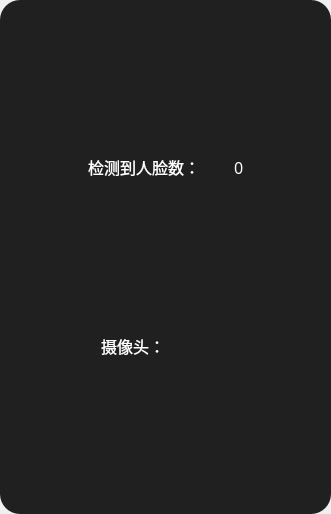
Above: ui_xml/widget_face_area.ui from zzz-muxin/image-editor before the change. Below: the same form after it.
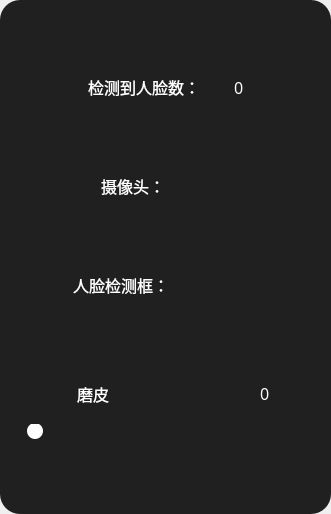
That is the form after the change. Icons and pictures are not drawn.

Commit message: 完成磨皮功能

Diff of the .ui file:
```diff
--- a/ui_xml/widget_face_area.ui
+++ b/ui_xml/widget_face_area.ui
@@ -339,6 +339,210 @@
             </layout>
            </widget>
           </item>
+          <item>
+           <widget class="QWidget" name="widget_face_rect" native="true">
+            <property name="sizePolicy">
+             <sizepolicy hsizetype="Preferred" vsizetype="Fixed">
+              <horstretch>0</horstretch>
+              <verstretch>0</verstretch>
+             </sizepolicy>
+            </property>
+            <layout class="QHBoxLayout" name="horizontalLayout_5">
+             <item>
+              <spacer name="horizontalSpacer_12">
+               <property name="orientation">
+                <enum>Qt::Horizontal</enum>
+               </property>
+               <property name="sizeHint" stdset="0">
+                <size>
+                 <width>40</width>
+                 <height>20</height>
+                </size>
+               </property>
+              </spacer>
+             </item>
+             <item>
+              <widget class="QLabel" name="label_face_rect">
+               <property name="sizePolicy">
+                <sizepolicy hsizetype="Minimum" vsizetype="Minimum">
+                 <horstretch>0</horstretch>
+                 <verstretch>0</verstretch>
+                </sizepolicy>
+               </property>
+               <property name="minimumSize">
+                <size>
+                 <width>120</width>
+                 <height>30</height>
+                </size>
+               </property>
+               <property name="font">
+                <font>
+                 <family>黑体</family>
+                 <pointsize>12</pointsize>
+                 <stylestrategy>PreferAntialias</stylestrategy>
+                 <kerning>true</kerning>
+                </font>
+               </property>
+               <property name="styleSheet">
+                <string notr="true">QLabel{
+	color:rgb(255, 255, 255);
+}</string>
+               </property>
+               <property name="text">
+                <string>人脸检测框：</string>
+               </property>
+              </widget>
+             </item>
+             <item>
+              <widget class="QWidget" name="widget_switch_button_rect" native="true">
+               <property name="minimumSize">
+                <size>
+                 <width>60</width>
+                 <height>30</height>
+                </size>
+               </property>
+               <layout class="QHBoxLayout" name="horizontalLayout_switch_rect">
+                <property name="leftMargin">
+                 <number>0</number>
+                </property>
+                <property name="topMargin">
+                 <number>0</number>
+                </property>
+                <property name="rightMargin">
+                 <number>3</number>
+                </property>
+                <property name="bottomMargin">
+                 <number>0</number>
+                </property>
+               </layout>
+              </widget>
+             </item>
+             <item>
+              <spacer name="horizontalSpacer_13">
+               <property name="orientation">
+                <enum>Qt::Horizontal</enum>
+               </property>
+               <property name="sizeHint" stdset="0">
+                <size>
+                 <width>40</width>
+                 <height>20</height>
+                </size>
+               </property>
+              </spacer>
+             </item>
+            </layout>
+           </widget>
+          </item>
+          <item>
+           <widget class="QWidget" name="widget_skin" native="true">
+            <property name="minimumSize">
+             <size>
+              <width>0</width>
+              <height>88</height>
+             </size>
+            </property>
+            <property name="maximumSize">
+             <size>
+              <width>16777215</width>
+              <height>88</height>
+             </size>
+            </property>
+            <layout class="QVBoxLayout" name="verticalLayout_4">
+             <item>
+              <layout class="QHBoxLayout" name="horizontalLayout_skin" stretch="1,4,1">
+               <item>
+                <widget class="QLabel" name="label_image_skin">
+                 <property name="minimumSize">
+                  <size>
+                   <width>30</width>
+                   <height>30</height>
+                  </size>
+                 </property>
+                 <property name="styleSheet">
+                  <string notr="true">image:url(:/images/icon/skin_smooth.svg)</string>
+                 </property>
+                 <property name="text">
+                  <string/>
+                 </property>
+                </widget>
+               </item>
+               <item>
+                <widget class="QLabel" name="label_text_skin">
+                 <property name="minimumSize">
+                  <size>
+                   <width>90</width>
+                   <height>30</height>
+                  </size>
+                 </property>
+                 <property name="font">
+                  <font>
+                   <family>黑体</family>
+                   <pointsize>12</pointsize>
+                   <weight>50</weight>
+                   <italic>false</italic>
+                   <bold>false</bold>
+                   <stylestrategy>PreferAntialias</stylestrategy>
+                  </font>
+                 </property>
+                 <property name="styleSheet">
+                  <string notr="true">QLabel{
+	color:rgb(255, 255, 255);
+}</string>
+                 </property>
+                 <property name="text">
+                  <string>磨皮</string>
+                 </property>
+                </widget>
+               </item>
+               <item>
+                <widget class="QLabel" name="label_smooth_value">
+                 <property name="minimumSize">
+                  <size>
+                   <width>0</width>
+                   <height>0</height>
+                  </size>
+                 </property>
+                 <property name="font">
+                  <font>
+                   <family>黑体</family>
+                   <pointsize>12</pointsize>
+                   <weight>50</weight>
+                   <italic>false</italic>
+                   <bold>false</bold>
+                   <stylestrategy>PreferAntialias</stylestrategy>
+                  </font>
+                 </property>
+                 <property name="styleSheet">
+                  <string notr="true">QLabel{
+	color:rgb(255, 255, 255);
+}</string>
+                 </property>
+                 <property name="text">
+                  <string>0</string>
+                 </property>
+                </widget>
+               </item>
+              </layout>
+             </item>
+             <item>
+              <widget class="QSlider" name="slider_smooth_skin">
+               <property name="styleSheet">
+                <string notr="true"/>
+               </property>
+               <property name="minimum">
+                <number>0</number>
+               </property>
+               <property name="maximum">
+                <number>100</number>
+               </property>
+               <property name="orientation">
+                <enum>Qt::Horizontal</enum>
+               </property>
+              </widget>
+             </item>
+            </layout>
+           </widget>
+          </item>
          </layout>
         </widget>
        </widget>
```
Left out of the diff: 27 changed lines with no effect on the pictures. The commit also changes 7 other files.
